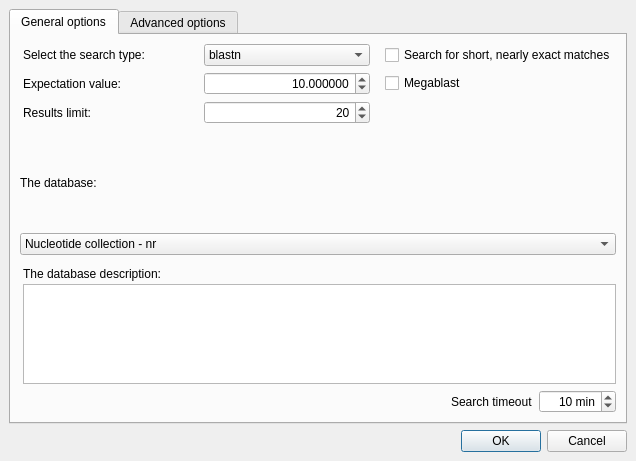
Qt form src/plugins/remote_blast/src/RemoteBLASTDialog.ui (violethaze74/ugene) before a commit.
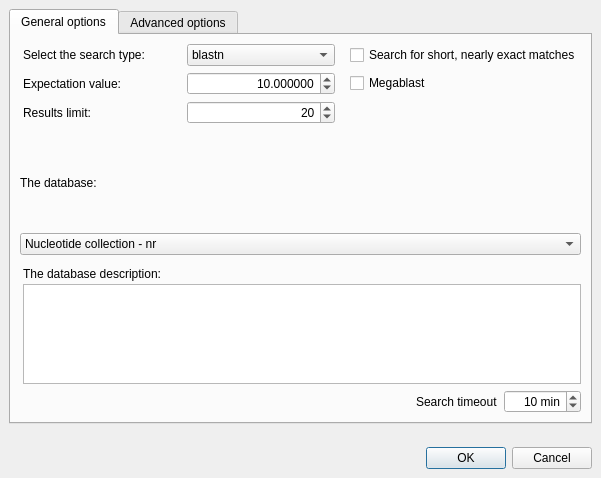
The same form after that commit.

Commit message: UGENE-4775. Check all BLAST dialogs layouts and set correct size constraints.

What changed in the file:
```diff
--- a/src/plugins/remote_blast/src/RemoteBLASTDialog.ui
+++ b/src/plugins/remote_blast/src/RemoteBLASTDialog.ui
@@ -6,8 +6,8 @@
    <rect>
     <x>0</x>
     <y>0</y>
-    <width>636</width>
-    <height>523</height>
+    <width>601</width>
+    <height>478</height>
    </rect>
   </property>
   <property name="sizePolicy">
@@ -16,6 +16,12 @@
     <verstretch>0</verstretch>
    </sizepolicy>
   </property>
+  <property name="maximumSize">
+   <size>
+    <width>1000</width>
+    <height>500</height>
+   </size>
+  </property>
   <property name="windowTitle">
    <string>Search Through a Remote Database</string>
   </property>
@@ -30,7 +36,7 @@
   </property>
   <layout class="QVBoxLayout" name="verticalLayout_3">
    <property name="sizeConstraint">
-    <enum>QLayout::SetMinAndMaxSize</enum>
+    <enum>QLayout::SetMinimumSize</enum>
    </property>
    <item>
     <widget class="QTabWidget" name="optionsTab">
@@ -40,6 +46,12 @@
        <verstretch>0</verstretch>
       </sizepolicy>
      </property>
+     <property name="maximumSize">
+      <size>
+       <width>1000</width>
+       <height>650</height>
+      </size>
+     </property>
      <property name="currentIndex">
       <number>0</number>
      </property>
@@ -326,7 +338,7 @@
             <string>&lt;!DOCTYPE HTML PUBLIC &quot;-//W3C//DTD HTML 4.0//EN&quot; &quot;http://www.w3.org/TR/REC-html40/strict.dtd&quot;&gt;
 &lt;html&gt;&lt;head&gt;&lt;meta name=&quot;qrichtext&quot; content=&quot;1&quot; /&gt;&lt;style type=&quot;text/css&quot;&gt;
 p, li { white-space: pre-wrap; }
-&lt;/style&gt;&lt;/head&gt;&lt;body style=&quot; font-family:'Lucida Grande'; font-size:13pt; font-weight:400; font-style:normal;&quot;&gt;
+&lt;/style&gt;&lt;/head&gt;&lt;body style=&quot; font-family:'Sans Serif'; font-size:9pt; font-weight:400; font-style:normal;&quot;&gt;
 &lt;p style=&quot;-qt-paragraph-type:empty; margin-top:0px; margin-bottom:0px; margin-left:0px; margin-right:0px; -qt-block-indent:0; text-indent:0px; font-family:'MS Shell Dlg 2'; font-size:8pt;&quot;&gt;&lt;br /&gt;&lt;/p&gt;&lt;/body&gt;&lt;/html&gt;</string>
            </property>
           </widget>
@@ -788,6 +800,19 @@
      </widget>
     </widget>
    </item>
+   <item>
+    <spacer name="verticalSpacer">
+     <property name="orientation">
+      <enum>Qt::Vertical</enum>
+     </property>
+     <property name="sizeHint" stdset="0">
+      <size>
+       <width>20</width>
+       <height>0</height>
+      </size>
+     </property>
+    </spacer>
+   </item>
    <item>
     <widget class="QDialogButtonBox" name="buttonBox">
      <property name="standardButtons">
```
The commit also changes 4 other files.
